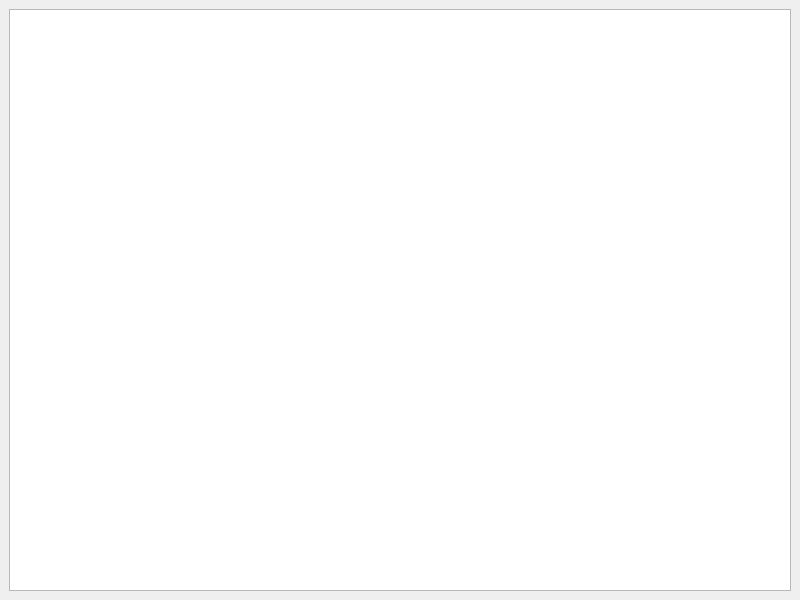
This is main.ui in ZEFERUS777/Tandex-course-repo as Qt 5 draws it before an edit. The edited form follows.
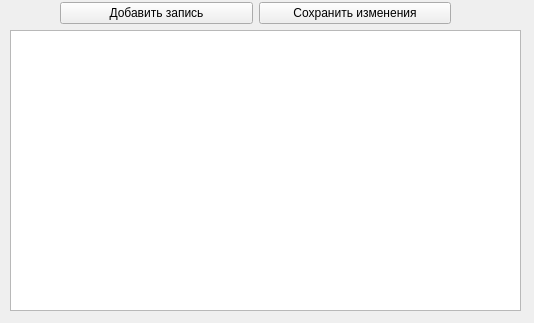
This is the edited form.

What changed in the file:
```diff
--- a/main.ui
+++ b/main.ui
@@ -6,16 +6,52 @@
       <rect>
         <x>0</x>
         <y>0</y>
-        <width>800</width>
-        <height>600</height>
-      </rect>
-    </property>
+    <width>534</width>
+    <height>323</height>
+   </rect>
+  </property>
+  <property name="windowTitle">
+   <string>CoffeSellect</string>
+  </property>
     <widget class="QWidget" name="centralwidget">
-      <layout class="QVBoxLayout" name="verticalLayout">
+   <widget class="QTableWidget" name="table">
+    <property name="geometry">
+     <rect>
+      <x>10</x>
+      <y>30</y>
+      <width>511</width>
+      <height>281</height>
+     </rect>
+    </property>
+   </widget>
+   <widget class="QWidget" name="">
+    <property name="geometry">
+     <rect>
+      <x>60</x>
+      <y>0</y>
+      <width>391</width>
+      <height>26</height>
+     </rect>
+    </property>
+    <layout class="QHBoxLayout" name="horizontalLayout">
         <item>
-          <widget class="QTableWidget" name="table"/>
+      <widget class="QPushButton" name="add_ac">
+       <property name="text">
+        <string>Добавить запись</string>
+       </property>
+      </widget>
+     </item>
+     <item>
+      <widget class="QPushButton" name="save_ac">
+       <property name="text">
+        <string>Сохранить изменения</string>
+       </property>
+      </widget>
         </item>
       </layout>
     </widget>
   </widget>
+ </widget>
+ <resources/>
+ <connections/>
 </ui>
```
Lines whose indentation alone changed are shown as unchanged.
